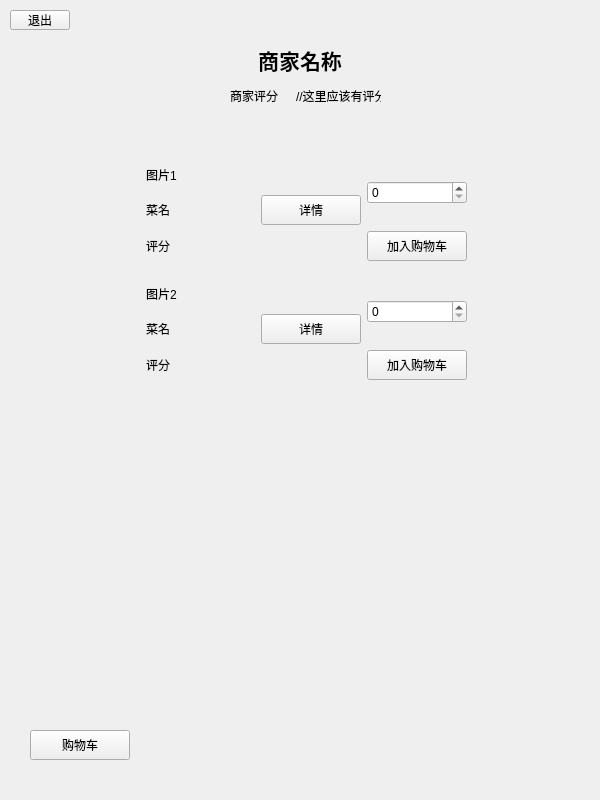
Above: consumer/storepage.ui from chichuxwx/Food-delivery-platform before the change. Below: the same form after it.
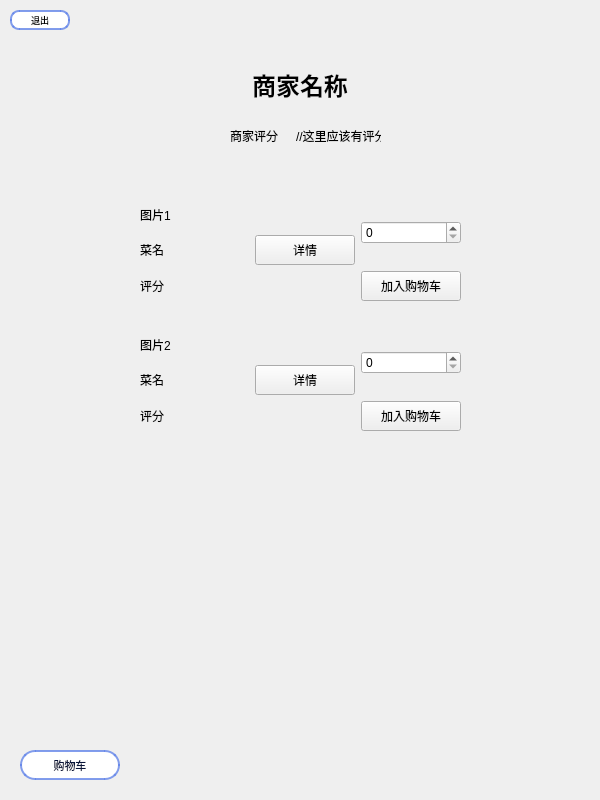
That is the form after the change. Icons and pictures are not drawn.

The edit to the form file:
```diff
--- a/consumer/storepage.ui
+++ b/consumer/storepage.ui
@@ -25,181 +25,11 @@
   <property name="windowTitle">
    <string>Form</string>
   </property>
-  <widget class="QPushButton" name="pushButton_2">
+  <widget class="QWidget" name="layoutWidget">
    <property name="geometry">
     <rect>
-     <x>10</x>
-     <y>10</y>
-     <width>60</width>
-     <height>20</height>
-    </rect>
-   </property>
-   <property name="minimumSize">
-    <size>
-     <width>60</width>
-     <height>20</height>
-    </size>
-   </property>
-   <property name="maximumSize">
-    <size>
-     <width>60</width>
-     <height>20</height>
-    </size>
-   </property>
-   <property name="text">
-    <string>退出</string>
-   </property>
-  </widget>
-  <widget class="QLabel" name="label">
-   <property name="geometry">
-    <rect>
-     <x>200</x>
-     <y>30</y>
-     <width>200</width>
-     <height>60</height>
-    </rect>
-   </property>
-   <property name="minimumSize">
-    <size>
-     <width>200</width>
-     <height>60</height>
-    </size>
-   </property>
-   <property name="maximumSize">
-    <size>
-     <width>200</width>
-     <height>60</height>
-    </size>
-   </property>
-   <property name="text">
-    <string>&lt;html&gt;&lt;head/&gt;&lt;body&gt;&lt;p align=&quot;center&quot;&gt;&lt;span style=&quot; font-size:16pt; font-weight:700;&quot;&gt;商家名称&lt;/span&gt;&lt;/p&gt;&lt;/body&gt;&lt;/html&gt;</string>
-   </property>
-  </widget>
-  <widget class="QPushButton" name="pushButton_8">
-   <property name="geometry">
-    <rect>
-     <x>30</x>
-     <y>730</y>
-     <width>100</width>
-     <height>30</height>
-    </rect>
-   </property>
-   <property name="minimumSize">
-    <size>
-     <width>100</width>
-     <height>30</height>
-    </size>
-   </property>
-   <property name="maximumSize">
-    <size>
-     <width>100</width>
-     <height>30</height>
-    </size>
-   </property>
-   <property name="font">
-    <font>
-     <family>华文细黑</family>
-    </font>
-   </property>
-   <property name="text">
-    <string>购物车</string>
-   </property>
-  </widget>
-  <widget class="QWidget" name="">
-   <property name="geometry">
-    <rect>
-     <x>146</x>
-     <y>160</y>
-     <width>321</width>
-     <height>101</height>
-    </rect>
-   </property>
-   <layout class="QGridLayout" name="gridLayout">
-    <item row="1" column="0">
-     <widget class="QLabel" name="label_6">
-      <property name="text">
-       <string>菜名</string>
-      </property>
-     </widget>
-    </item>
-    <item row="1" column="2">
-     <widget class="QPushButton" name="pushButton">
-      <property name="sizePolicy">
-       <sizepolicy hsizetype="Minimum" vsizetype="Fixed">
-        <horstretch>0</horstretch>
-        <verstretch>0</verstretch>
-       </sizepolicy>
-      </property>
-      <property name="minimumSize">
-       <size>
-        <width>100</width>
-        <height>30</height>
-       </size>
-      </property>
-      <property name="maximumSize">
-       <size>
-        <width>100</width>
-        <height>30</height>
-       </size>
-      </property>
-      <property name="font">
-       <font>
-        <family>华文细黑</family>
-       </font>
-      </property>
-      <property name="text">
-       <string>详情</string>
-      </property>
-     </widget>
-    </item>
-    <item row="0" column="4" rowspan="2">
-     <widget class="QSpinBox" name="spinBox"/>
-    </item>
-    <item row="0" column="0">
-     <widget class="QLabel" name="label_8">
-      <property name="text">
-       <string>图片1</string>
-      </property>
-     </widget>
-    </item>
-    <item row="2" column="0">
-     <widget class="QLabel" name="label_9">
-      <property name="text">
-       <string>评分</string>
-      </property>
-     </widget>
-    </item>
-    <item row="2" column="4">
-     <widget class="QPushButton" name="pushButton_6">
-      <property name="minimumSize">
-       <size>
-        <width>100</width>
-        <height>30</height>
-       </size>
-      </property>
-      <property name="maximumSize">
-       <size>
-        <width>100</width>
-        <height>30</height>
-       </size>
-      </property>
-      <property name="font">
-       <font>
-        <family>华文细黑</family>
-       </font>
-      </property>
-      <property name="text">
-       <string>加入购物车</string>
-      </property>
-     </widget>
-    </item>
-   </layout>
-  </widget>
-  <widget class="QWidget" name="">
-   <property name="geometry">
-    <rect>
-     <x>146</x>
-     <y>279</y>
+     <x>140</x>
+     <y>330</y>
      <width>321</width>
      <height>101</height>
     </rect>
@@ -279,11 +109,27 @@
     </item>
    </layout>
   </widget>
-  <widget class="QWidget" name="">
+  <widget class="QLabel" name="label_4">
+   <property name="geometry">
+    <rect>
+     <x>0</x>
+     <y>0</y>
+     <width>600</width>
+     <height>800</height>
+    </rect>
+   </property>
+   <property name="styleSheet">
+    <string notr="true">background-image: url(:/image/bg_2.png);</string>
+   </property>
+   <property name="text">
+    <string/>
+   </property>
+  </widget>
+  <widget class="QWidget" name="layoutWidget_2">
    <property name="geometry">
     <rect>
      <x>230</x>
-     <y>80</y>
+     <y>120</y>
      <width>151</width>
      <height>32</height>
     </rect>
@@ -317,6 +163,227 @@
     </item>
    </layout>
   </widget>
+  <widget class="QPushButton" name="pushButton_2">
+   <property name="geometry">
+    <rect>
+     <x>10</x>
+     <y>10</y>
+     <width>60</width>
+     <height>20</height>
+    </rect>
+   </property>
+   <property name="minimumSize">
+    <size>
+     <width>60</width>
+     <height>20</height>
+    </size>
+   </property>
+   <property name="maximumSize">
+    <size>
+     <width>60</width>
+     <height>20</height>
+    </size>
+   </property>
+   <property name="styleSheet">
+    <string notr="true">QPushButton {
+    background-color: #ffffff; /* 默认背景色，使用 #fad37f */
+    border: 2px solid rgba(99, 132, 233, 0.8); /* 边框颜色 */
+    border-radius: 9px; /* 圆角 */
+    color: #000000; /* 文本颜色，黑色 */
+    font-size: 9px;
+}
+
+QPushButton:hover {
+    background-color: rgba(99, 132, 233, 0.8); /* 悬浮时背景颜色 */
+    border: none; /* 悬浮时无边框 */
+}
+
+QPushButton:pressed {
+    background-color: #b0c4de; /* 按下时背景颜色，稍微偏亮的蓝色 */
+    border-color: #4682b4; /* 按下时边框颜色 */
+    transform: scale(0.95); /* 按下时按钮略微缩小 */
+}
+
+</string>
+   </property>
+   <property name="text">
+    <string>退出</string>
+   </property>
+  </widget>
+  <widget class="QLabel" name="label">
+   <property name="geometry">
+    <rect>
+     <x>200</x>
+     <y>60</y>
+     <width>200</width>
+     <height>50</height>
+    </rect>
+   </property>
+   <property name="minimumSize">
+    <size>
+     <width>200</width>
+     <height>50</height>
+    </size>
+   </property>
+   <property name="maximumSize">
+    <size>
+     <width>200</width>
+     <height>50</height>
+    </size>
+   </property>
+   <property name="text">
+    <string>&lt;html&gt;&lt;head/&gt;&lt;body&gt;&lt;p align=&quot;center&quot;&gt;&lt;span style=&quot; font-size:18pt; font-weight:700;&quot;&gt;商家名称&lt;/span&gt;&lt;/p&gt;&lt;/body&gt;&lt;/html&gt;</string>
+   </property>
+  </widget>
+  <widget class="QWidget" name="layoutWidget_3">
+   <property name="geometry">
+    <rect>
+     <x>140</x>
+     <y>200</y>
+     <width>321</width>
+     <height>101</height>
+    </rect>
+   </property>
+   <layout class="QGridLayout" name="gridLayout">
+    <item row="0" column="4" rowspan="2">
+     <widget class="QSpinBox" name="spinBox"/>
+    </item>
+    <item row="0" column="0">
+     <widget class="QLabel" name="label_8">
+      <property name="text">
+       <string>图片1</string>
+      </property>
+     </widget>
+    </item>
+    <item row="1" column="2">
+     <widget class="QPushButton" name="pushButton">
+      <property name="sizePolicy">
+       <sizepolicy hsizetype="Minimum" vsizetype="Fixed">
+        <horstretch>0</horstretch>
+        <verstretch>0</verstretch>
+       </sizepolicy>
+      </property>
+      <property name="minimumSize">
+       <size>
+        <width>100</width>
+        <height>30</height>
+       </size>
+      </property>
+      <property name="maximumSize">
+       <size>
+        <width>100</width>
+        <height>30</height>
+       </size>
+      </property>
+      <property name="font">
+       <font>
+        <family>华文细黑</family>
+       </font>
+      </property>
+      <property name="text">
+       <string>详情</string>
+      </property>
+     </widget>
+    </item>
+    <item row="2" column="0">
+     <widget class="QLabel" name="label_9">
+      <property name="text">
+       <string>评分</string>
+      </property>
+     </widget>
+    </item>
+    <item row="2" column="4">
+     <widget class="QPushButton" name="pushButton_6">
+      <property name="minimumSize">
+       <size>
+        <width>100</width>
+        <height>30</height>
+       </size>
+      </property>
+      <property name="maximumSize">
+       <size>
+        <width>100</width>
+        <height>30</height>
+       </size>
+      </property>
+      <property name="font">
+       <font>
+        <family>华文细黑</family>
+       </font>
+      </property>
+      <property name="text">
+       <string>加入购物车</string>
+      </property>
+     </widget>
+    </item>
+    <item row="1" column="0">
+     <widget class="QLabel" name="label_6">
+      <property name="text">
+       <string>菜名</string>
+      </property>
+     </widget>
+    </item>
+   </layout>
+  </widget>
+  <widget class="QPushButton" name="pushButton_8">
+   <property name="geometry">
+    <rect>
+     <x>20</x>
+     <y>750</y>
+     <width>100</width>
+     <height>30</height>
+    </rect>
+   </property>
+   <property name="minimumSize">
+    <size>
+     <width>100</width>
+     <height>30</height>
+    </size>
+   </property>
+   <property name="maximumSize">
+    <size>
+     <width>100</width>
+     <height>30</height>
+    </size>
+   </property>
+   <property name="font">
+    <font>
+     <family>华文细黑</family>
+     <pointsize>-1</pointsize>
+    </font>
+   </property>
+   <property name="styleSheet">
+    <string notr="true">QPushButton {
+    background-color: #ffffff; /* 默认背景色，白色 */
+    border: 2px solid rgba(99, 132, 233, 0.8); /* 边框颜色 */
+    border-radius: 15px; /* 圆角 */
+    color: #081439; /* 文本颜色，深蓝色 */
+    font-size: 11px;
+}
+
+QPushButton:hover {
+    background-color: rgba(99, 132, 233, 0.8); 
+    border: none; /* 悬浮时无边框 */
+}
+
+QPushButton:pressed {
+    background-color: #b0c4de; /* 按下时背景颜色，稍微偏亮的蓝色 */
+    border-color: #4682b4; /* 按下时边框颜色 */
+    transform: scale(0.95); /* 按下时按钮略微缩小 */
+}
+</string>
+   </property>
+   <property name="text">
+    <string>购物车</string>
+   </property>
+  </widget>
+  <zorder>label_4</zorder>
+  <zorder>layoutWidget</zorder>
+  <zorder>layoutWidget_2</zorder>
+  <zorder>pushButton_2</zorder>
+  <zorder>label</zorder>
+  <zorder>layoutWidget_3</zorder>
+  <zorder>pushButton_8</zorder>
  </widget>
  <resources/>
  <connections/>
```
